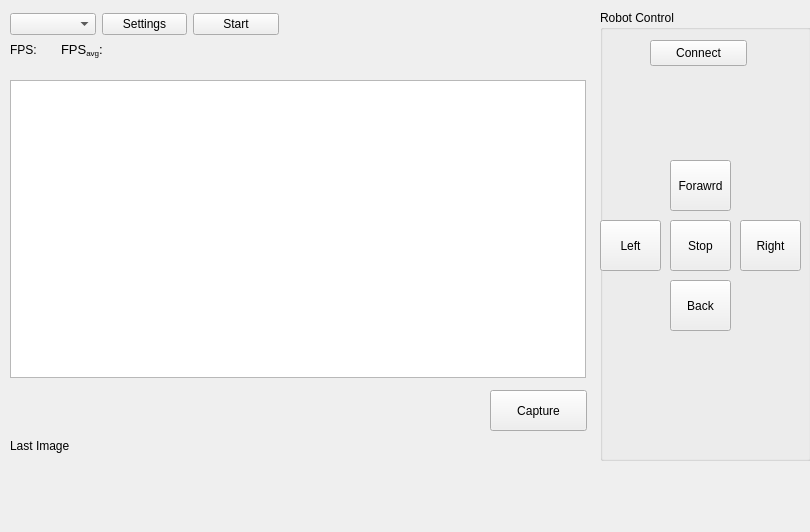
Before: the Qt Designer form imagecapture.ui in rajithavk/frontend, drawn with Qt 5.
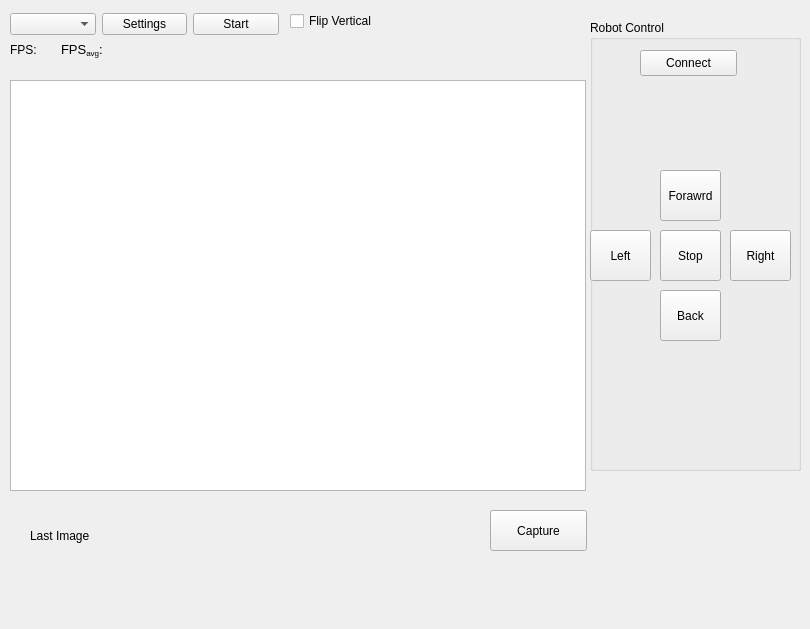
After: the same form once the commit is applied. Custom widgets are drawn as their Qt base class.

The edit to the form file:
```diff
--- a/imagecapture.ui
+++ b/imagecapture.ui
@@ -7,7 +7,7 @@
     <x>0</x>
     <y>0</y>
     <width>810</width>
-    <height>532</height>
+    <height>629</height>
    </rect>
   </property>
   <property name="windowTitle">
@@ -92,7 +92,7 @@
      <x>10</x>
      <y>80</y>
      <width>576</width>
-     <height>298</height>
+     <height>411</height>
     </rect>
    </property>
   </widget>
@@ -100,7 +100,7 @@
    <property name="geometry">
     <rect>
      <x>490</x>
-     <y>390</y>
+     <y>510</y>
      <width>97</width>
      <height>41</height>
     </rect>
@@ -112,8 +112,8 @@
   <widget class="QLabel" name="labelLastImage">
    <property name="geometry">
     <rect>
-     <x>10</x>
-     <y>390</y>
+     <x>30</x>
+     <y>480</y>
      <width>131</width>
      <height>111</height>
     </rect>
@@ -125,8 +125,8 @@
   <widget class="QGroupBox" name="groupBox">
    <property name="geometry">
     <rect>
-     <x>600</x>
-     <y>10</y>
+     <x>590</x>
+     <y>20</y>
      <width>211</width>
      <height>451</height>
     </rect>
@@ -213,6 +213,19 @@
     </property>
    </widget>
   </widget>
+  <widget class="QCheckBox" name="chkFilp">
+   <property name="geometry">
+    <rect>
+     <x>290</x>
+     <y>10</y>
+     <width>121</width>
+     <height>22</height>
+    </rect>
+   </property>
+   <property name="text">
+    <string>Flip Vertical</string>
+   </property>
+  </widget>
  </widget>
  <customwidgets>
   <customwidget>
```
